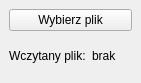
Qt form egibGml_dockwidget_base.ui (gis-support/qgis-egib-gml) before a commit.
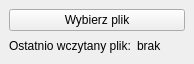
The same form after that commit.

Commit message: setting filename label text + widget vertical resize constraint

```diff
--- a/egibGml_dockwidget_base.ui
+++ b/egibGml_dockwidget_base.ui
@@ -6,7 +6,7 @@
    <rect>
     <x>0</x>
     <y>0</y>
-    <width>141</width>
+    <width>194</width>
     <height>83</height>
    </rect>
   </property>
@@ -14,6 +14,12 @@
    <string>EGiB GML</string>
   </property>
   <widget class="QWidget" name="dockWidgetContents">
+   <property name="maximumSize">
+    <size>
+     <width>16777215</width>
+     <height>64</height>
+    </size>
+   </property>
    <layout class="QGridLayout" name="gridLayout">
     <item row="0" column="0">
      <widget class="QPushButton" name="fileButton">
@@ -28,12 +34,12 @@
        <widget class="QLabel" name="label_3">
         <property name="maximumSize">
          <size>
-          <width>88</width>
+          <width>141</width>
           <height>16777215</height>
          </size>
         </property>
         <property name="text">
-         <string>Wczytany plik:</string>
+         <string>Ostatnio wczytany plik:</string>
         </property>
        </widget>
       </item>
```
The commit also changes 1 other file.
